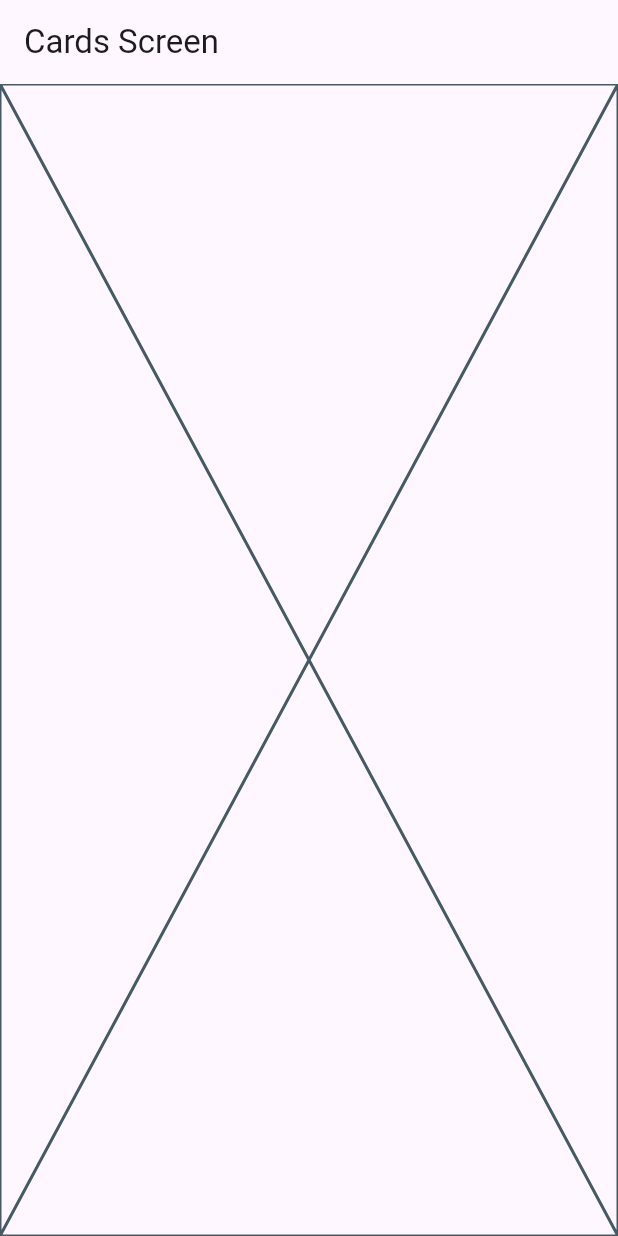
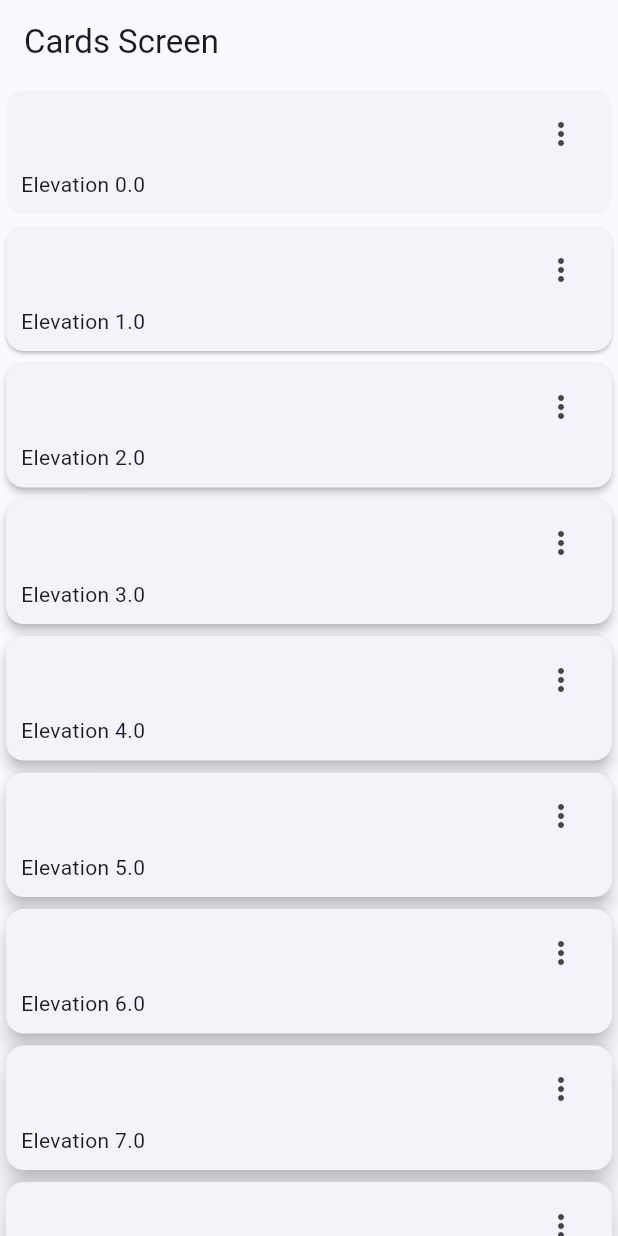
Before and after one commit to franzcmarcelo/flutter_widgets_app, a Flutter app: the CardsScreen screen opened by its route, on a phone screen of 412 x 824 dp. Run offline on Flutter 3.47's test engine with Material 3 defaults, Android fonts, the phone set to English and light mode, and no system bars; our stand-ins replace go_router; network calls fail.

Commit message:
add cards library

```diff
--- a/lib/config/theme/app_theme.dart
+++ b/lib/config/theme/app_theme.dart
@@ -1,7 +1,7 @@
 import 'package:flutter/material.dart';
 
 const Map<String, Color> colors = {
-  'primary': Colors.deepPurple,
+  'primary': Colors.indigoAccent,
   'secondary': Colors.teal,
   'tertiary': Colors.blue,
 };
--- a/lib/presentations/screens/cards/cards_screen.dart
+++ b/lib/presentations/screens/cards/cards_screen.dart
@@ -1,4 +1,18 @@
 import 'package:flutter/material.dart';
+
+const List<Map<String, dynamic>> cards = [
+  { 'elevation': 0.0, 'label': 'Elevation 0.0' },
+  { 'elevation': 1.0, 'label': 'Elevation 1.0' },
+  { 'elevation': 2.0, 'label': 'Elevation 2.0' },
+  { 'elevation': 3.0, 'label': 'Elevation 3.0' },
+  { 'elevation': 4.0, 'label': 'Elevation 4.0' },
+  { 'elevation': 5.0, 'label': 'Elevation 5.0' },
+  { 'elevation': 6.0, 'label': 'Elevation 6.0' },
+  { 'elevation': 7.0, 'label': 'Elevation 7.0' },
+  { 'elevation': 8.0, 'label': 'Elevation 8.0' },
+  { 'elevation': 9.0, 'label': 'Elevation 9.0' },
+  { 'elevation': 10.0, 'label': 'Elevation 10.0'},
+];
 
 class CardsScreen extends StatelessWidget {
 
@@ -12,7 +26,216 @@ class CardsScreen extends StatelessWidget {
       appBar: AppBar(
         title: const Text('Cards Screen'),
       ),
-      body: const Placeholder()
+      body: const _CardsView()
     );
   }
 }
+
+class _CardsView extends StatelessWidget {
+  const _CardsView();
+
+  @override
+  Widget build(BuildContext context) {
+    return SingleChildScrollView(
+      child: Column(
+        children: [
+          ...cards.map((card) => _CardType1(
+            elevation: card['elevation'],
+            label: card['label'],
+          )),
+          ...cards.map((card) => _CardType2(
+            elevation: card['elevation'],
+            label: card['label'],
+          )),
+          ...cards.map((card) => _CardType3(
+            elevation: card['elevation'],
+            label: card['label'],
+          )),
+          ...cards.map((card) => _CardType4(
+            elevation: card['elevation'],
+            label: card['label'],
+          )),
+          const SizedBox(height: 20),
+        ]
+      ),
+    );
+  }
+}
+
+class _CardType1 extends StatelessWidget {
+  final double elevation;
+  final String label;
+
+  const _CardType1({
+    required this.elevation,
+    required this.label,
+  });
+
+  @override
+  Widget build(BuildContext context) {
+    return Card(
+      elevation: elevation,
+      child: Padding(
+        padding: const EdgeInsets.fromLTRB(10, 5, 10, 10),
+        child: Column(
+          children: [
+            Align(
+              alignment: Alignment.topRight,
+              child: IconButton(
+                icon: const Icon(Icons.more_vert_outlined),
+                onPressed: () {},
+              ),
+            ),
+            Align(
+              alignment: Alignment.bottomLeft,
+              child: Text(label),
+            )
+          ],
+        )
+      ),
+    );
+  }
+}
+
+class _CardType2 extends StatelessWidget {
+  final double elevation;
+  final String label;
+
+  const _CardType2({
+    required this.elevation,
+    required this.label,
+  });
+
+  @override
+  Widget build(BuildContext context) {
+
+    final colors = Theme.of(context).colorScheme;
+
+    return Card(
+      shape: RoundedRectangleBorder(
+        borderRadius: BorderRadius.circular(12),
+        side: BorderSide(
+          color: colors.primary,
+        ),
+      ),
+      elevation: elevation,
+      child: Padding(
+        padding: const EdgeInsets.fromLTRB(10, 5, 10, 10),
+        child: Column(
+          children: [
+            Align(
+              alignment: Alignment.topRight,
+              child: IconButton(
+                icon: const Icon(Icons.more_vert_outlined),
+                onPressed: () {},
+              ),
+            ),
+            Align(
+              alignment: Alignment.bottomLeft,
+              child: Text('$label - Outline'),
+            )
+          ],
+        )
+      ),
+    );
+  }
+}
+
+class _CardType3 extends StatelessWidget {
+  final double elevation;
+  final String label;
+
+  const _CardType3({
+    required this.elevation,
+    required this.label,
+  });
+
+  @override
+  Widget build(BuildContext context) {
+
+    final colors = Theme.of(context).colorScheme;
+
+    return Card(
+      color: colors.surface,
+      elevation: elevation,
+      child: Padding(
+        padding: const EdgeInsets.fromLTRB(10, 5, 10, 10),
+        child: Column(
+          children: [
+            Align(
+              alignment: Alignment.topRight,
+              child: IconButton(
+                icon: const Icon(Icons.more_vert_outlined),
+                onPressed: () {},
+              ),
+            ),
+            Align(
+              alignment: Alignment.bottomLeft,
+              child: Text('$label - Filled'),
+            )
+          ],
+        )
+      ),
+    );
+  }
+}
+
+class _CardType4 extends StatelessWidget {
+  final double elevation;
+  final String label;
+
+  const _CardType4({
+    required this.elevation,
+    required this.label,
+  });
+
+  @override
+  Widget build(BuildContext context) {
+
+    return Card(
+      clipBehavior: Clip.hardEdge,
+      elevation: elevation,
+      child: Stack(
+        children: [
+          Image.network(
+            'https://picsum.photos/id/${ elevation.toInt() }/600/350',
+            height: 350,
+            fit: BoxFit.cover,
+            loadingBuilder: (BuildContext context, Widget child, ImageChunkEvent? loadingProgress) {
+              if (loadingProgress == null) {
+                return child;
+              }
+              return Center(
+                child: CircularProgressIndicator(
+                  value: loadingProgress.expectedTotalBytes != null
+                    ? loadingProgress.cumulativeBytesLoaded / loadingProgress.expectedTotalBytes!
+                    : null,
+                ),
+              );
+            },
+            errorBuilder: (BuildContext context, Object error, StackTrace? stackTrace) {
+              return const Center(
+                child: Text('Error loading image'),
+              );
+            },
+          ),
+          Align(
+            alignment: Alignment.topRight,
+            child: Container(
+              decoration: const BoxDecoration(
+                color: Colors.white,
+                borderRadius: BorderRadius.only(
+                  bottomLeft: Radius.circular(20),
+                ),
+              ),
+              child: IconButton(
+                icon: const Icon(Icons.more_vert_outlined),
+                onPressed: () {},
+              ),
+            ),
+          ),
+        ],
+      ),
+    );
+  }
+}
```
